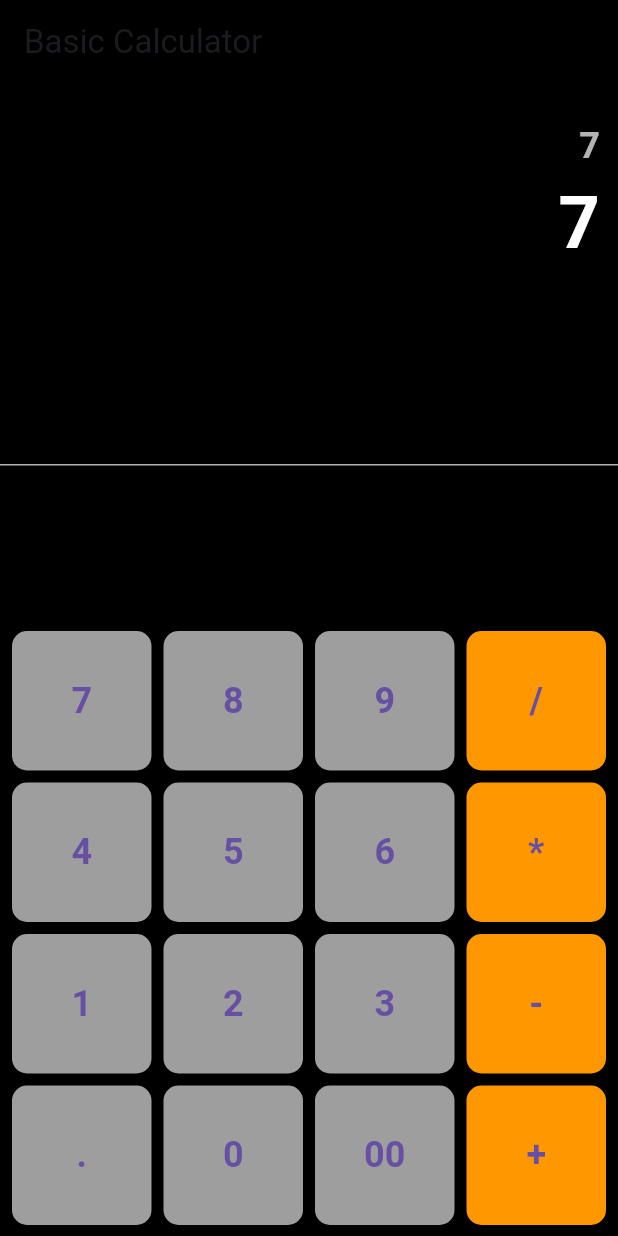
After one commit to merakesh99/Batch_Flutter, a Flutter app: the CalculatorScreen screen opened directly, after a tap on an icon or button, on a phone screen of 412 x 824 dp. The commit adds this screen. Run offline on Flutter 3.47's test engine with Material 3 defaults, Android fonts, the phone set to English and light mode, and no system bars; our stand-ins replace firebase_auth, percent_indicator, sqflite; accounts and stored records are empty.

Commit message:
calculator

```diff
--- a/SqlLite/task/lib/database_helper.dart
+++ b/SqlLite/task/lib/database_helper.dart
@@ -47,6 +47,9 @@
     });
   }
 
+
+
+
   Future<int> updateItem(Item item) async {
     Database db = await database;
     return await db.update('items', item.toMap(), where: 'id = ?', whereArgs: [item.id]);
--- /dev/null
+++ b/calculator_app/lib/main.dart
@@ -0,0 +1,190 @@
+import 'package:flutter/material.dart';
+
+void main() {
+  runApp(CalculatorApp());
+}
+
+class CalculatorApp extends StatelessWidget {
+  @override
+  Widget build(BuildContext context) {
+    return MaterialApp(
+      title: 'Basic Calculator',
+      theme: ThemeData(
+        primarySwatch: Colors.blue,
+        visualDensity: VisualDensity.adaptivePlatformDensity,
+      ),
+      home: CalculatorScreen(),
+    );
+  }
+}
+
+class CalculatorScreen extends StatefulWidget {
+  const CalculatorScreen({super.key});
+
+  @override
+  // ignore: library_private_types_in_public_api
+  _CalculatorScreenState createState() => _CalculatorScreenState();
+}
+
+class _CalculatorScreenState extends State<CalculatorScreen> {
+  String _output = "0";
+  String _input = "";
+  double _num1 = 0.0;
+  double _num2 = 0.0;
+  String _operand = "";
+  String _equation = "";
+
+  void _buttonPressed(String buttonText) {
+    if (buttonText == "C") {
+      _input = "";
+      _output = "0";
+      _num1 = 0.0;
+      _num2 = 0.0;
+      _operand = "";
+      _equation = "";
+    } else if (buttonText == "+" ||
+        buttonText == "-" ||
+        buttonText == "/" ||
+        buttonText == "*") {
+      if (_input.isNotEmpty) {
+        _num1 = double.parse(_input);
+        _operand = buttonText;
+        _equation = _input + " " + _operand;
+        _input = "";
+      }
+    } else if (buttonText == ".") {
+      if (_input.contains(".")) {
+        return;
+      } else {
+        _input += buttonText;
+      }
+    } else if (buttonText == "=") {
+      if (_input.isNotEmpty) {
+        _num2 = double.parse(_input);
+
+        switch (_operand) {
+          case "+":
+            _output = (_num1 + _num2).toString();
+            break;
+          case "-":
+            _output = (_num1 - _num2).toString();
+            break;
+          case "*":
+            _output = (_num1 * _num2).toString();
+            break;
+          case "/":
+            _output = (_num1 / _num2).toString();
+            break;
+        }
+
+        _equation += " " + _input + " = " + _output;
+        _input = _output;
+        _num1 = 0.0;
+        _num2 = 0.0;
+        _operand = "";
+      }
+    } else {
+      _input += buttonText;
+      if (_operand.isEmpty) {
+        _equation = _input;
+      } else {
+        _equation += buttonText;
+      }
+    }
+
+    setState(() {
+      _output = _input.isEmpty ? "0" : _input;
+    });
+  }
+
+  Widget _buildButton(String buttonText, {Color color = Colors.grey}) {
+    return ElevatedButton(
+      onPressed: () => _buttonPressed(buttonText),
+      style: ButtonStyle(
+        backgroundColor: MaterialStateProperty.all<Color>(color),
+        padding: MaterialStateProperty.all<EdgeInsets>(EdgeInsets.all(20)),
+        shape: MaterialStateProperty.all<RoundedRectangleBorder>(
+          RoundedRectangleBorder(
+            borderRadius: BorderRadius.circular(10),
+          ),
+        ),
+      ),
+      child: Text(
+        buttonText,
+        style: TextStyle(fontSize: 24.0, fontWeight: FontWeight.bold),
+      ),
+    );
+  }
+
+  @override
+  Widget build(BuildContext context) {
+    return Scaffold(
+      backgroundColor: Colors.black,
+      appBar: AppBar(
+        title: const Text('Basic Calculator'),
+        backgroundColor: Colors.black,
+      ),
+      body: Column(
+        children: <Widget>[
+          Container(
+            alignment: Alignment.centerRight,
+            padding: const EdgeInsets.symmetric(vertical: 24.0, horizontal: 12.0),
+            child: Column(
+              crossAxisAlignment: CrossAxisAlignment.end,
+              children: [
+                Text(
+                  _equation,
+                  style: const TextStyle(
+                      fontSize: 24.0,
+                      fontWeight: FontWeight.bold,
+                      color: Colors.white70),
+                ),
+                Text(
+                  _output,
+                  style: const TextStyle(
+                      fontSize: 48.0,
+                      fontWeight: FontWeight.bold,
+                      color: Colors.white),
+                ),
+              ],
+            ),
+          ),
+          const Expanded(
+            child: Divider(color: Colors.white70),
+          ),
+          Expanded(
+            flex: 2,
+            child: GridView.count(
+              crossAxisCount: 4,
+              padding: EdgeInsets.all(8.0),
+              mainAxisSpacing: 8.0,
+              crossAxisSpacing: 8.0,
+              children: [
+                _buildButton("7"),
+                _buildButton("8"),
+                _buildButton("9"),
+                _buildButton("/", color: Colors.orange),
+                _buildButton("4"),
+                _buildButton("5"),
+                _buildButton("6"),
+                _buildButton("*", color: Colors.orange),
+                _buildButton("1"),
+                _buildButton("2"),
+                _buildButton("3"),
+                _buildButton("-", color: Colors.orange),
+                _buildButton("."),
+                _buildButton("0"),
+                _buildButton("00"),
+                _buildButton("+", color: Colors.orange),
+                _buildButton(""),
+                _buildButton(""),
+                _buildButton("C", color: Colors.red),
+                _buildButton("=", color: Colors.green),
+              ],
+            ),
+          ),
+        ],
+      ),
+    );
+  }
+}
```
Also changed, not shown: Provider/providerdemo/analysis_options.yaml (added, +28 -0 lines), Provider/providerdemo/lib/EligiblityScreenProvider.dart (added, +38 -0 lines), Provider/providerdemo/lib/main.dart (added, +18 -0 lines), Provider/providerdemo/lib/screens/EligiblityScreen.dart (added, +74 -0 lines), Provider/providerdemo/pubspec.yaml (added, +91 -0 lines), calculator_app/analysis_options.yaml (added, +31 -0 lines), calculator_app/pubspec.yaml (added, +90 -0 lines), Provider/providerdemo/pubspec.lock (added), calculator_app/pubspec.lock (added), 249 other files.
